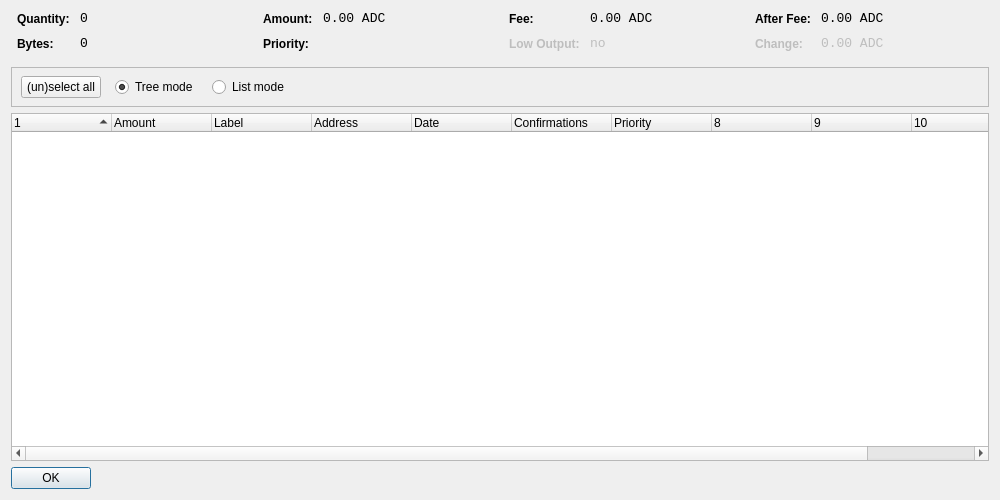
Qt form src/qt/forms/coincontroldialog.ui (aurovine/AudioCoin) before a commit.
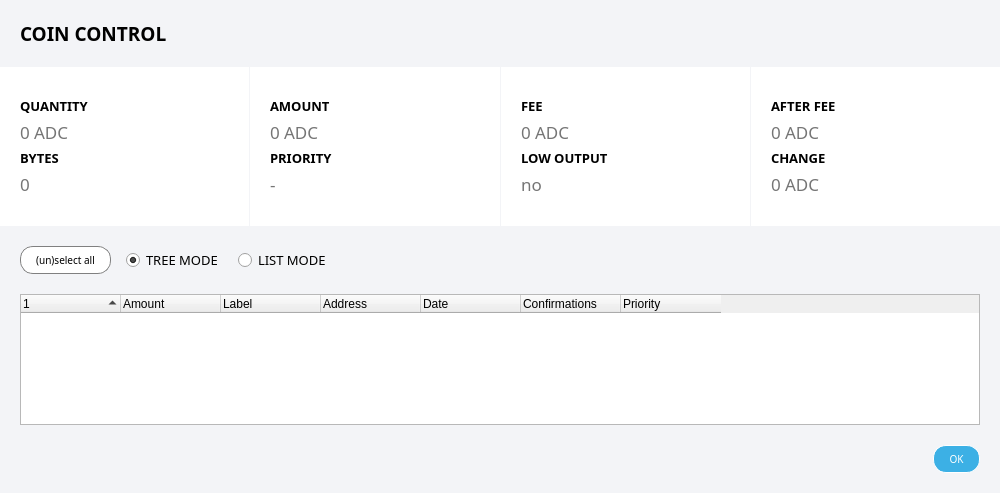
The same form after that commit. Custom widgets are drawn as their Qt base class.

Patch:
```diff
--- a/src/qt/forms/coincontroldialog.ui
+++ b/src/qt/forms/coincontroldialog.ui
@@ -7,51 +7,198 @@
     <x>0</x>
     <y>0</y>
     <width>1000</width>
-    <height>500</height>
+    <height>493</height>
    </rect>
   </property>
   <property name="windowTitle">
    <string>Coin Control</string>
   </property>
+  <property name="styleSheet">
+   <string notr="true">#CoinControlDialog { background-color: #f3f4f7; }
+
+#buttonWidget { background-color: #f3f4f7; }
+
+QPushButton { font-family: 'Montserrat'; text-transform: uppercase; font-size: 10px; border: 1px solid gray; padding: 0px 15px; border-radius: 13px; min-height: 26px; max-height: 26px; background-color: white; }
+
+QPushButton:hover, QPushButton:pressed { background-color: #1c99d2; color: white; }
+QPushButton:disabled { background-color: white; color: gray; }</string>
+  </property>
   <layout class="QVBoxLayout" name="verticalLayout">
+   <property name="spacing">
+    <number>0</number>
+   </property>
+   <property name="leftMargin">
+    <number>0</number>
+   </property>
+   <property name="topMargin">
+    <number>0</number>
+   </property>
+   <property name="rightMargin">
+    <number>0</number>
+   </property>
+   <property name="bottomMargin">
+    <number>0</number>
+   </property>
    <item>
-    <layout class="QHBoxLayout" name="horizontalLayoutTop" stretch="0,0,0,0">
+    <widget class="QWidget" name="header" native="true">
+     <property name="styleSheet">
+      <string notr="true">QWidget { background-color: #f3f4f7; }</string>
+     </property>
+     <layout class="QVBoxLayout" name="headerLayout">
+      <property name="spacing">
+       <number>0</number>
+      </property>
+      <property name="leftMargin">
+       <number>0</number>
+      </property>
      <property name="topMargin">
       <number>0</number>
      </property>
+      <property name="rightMargin">
+       <number>0</number>
+      </property>
      <property name="bottomMargin">
-      <number>10</number>
+       <number>0</number>
      </property>
      <item>
+       <widget class="QWidget" name="title" native="true">
+        <layout class="QHBoxLayout" name="horizontalLayout">
+         <property name="leftMargin">
+          <number>20</number>
+         </property>
+         <property name="topMargin">
+          <number>20</number>
+         </property>
+         <property name="rightMargin">
+          <number>20</number>
+         </property>
+         <property name="bottomMargin">
+          <number>20</number>
+         </property>
+         <item>
+          <widget class="QLabel" name="label">
+           <property name="font">
+            <font>
+             <family>Montserrat</family>
+             <pointsize>14</pointsize>
+             <weight>75</weight>
+             <bold>true</bold>
+            </font>
+           </property>
+           <property name="text">
+            <string>COIN CONTROL</string>
+           </property>
+          </widget>
+         </item>
+         <item>
+          <spacer name="titleSpacer">
+           <property name="orientation">
+            <enum>Qt::Horizontal</enum>
+           </property>
+           <property name="sizeHint" stdset="0">
+            <size>
+             <width>40</width>
+             <height>10</height>
+            </size>
+           </property>
+          </spacer>
+         </item>
+        </layout>
+       </widget>
+      </item>
+      <item>
+       <widget class="QWidget" name="widget" native="true">
+        <property name="styleSheet">
+         <string notr="true"/>
+        </property>
+        <layout class="QHBoxLayout" name="horizontalLayoutTop" stretch="1,1,1,1">
+         <property name="spacing">
+          <number>1</number>
+         </property>
+         <property name="leftMargin">
+          <number>0</number>
+         </property>
+         <property name="topMargin">
+          <number>0</number>
+         </property>
+         <property name="rightMargin">
+          <number>0</number>
+         </property>
+         <property name="bottomMargin">
+          <number>0</number>
+         </property>
+         <item>
+          <widget class="QWidget" name="coinControl_1" native="true">
+           <property name="styleSheet">
+            <string notr="true">background-color: white;</string>
+           </property>
       <layout class="QFormLayout" name="formLayoutCoinControl1">
+            <property name="labelAlignment">
+             <set>Qt::AlignLeading|Qt::AlignLeft|Qt::AlignVCenter</set>
+            </property>
+            <property name="formAlignment">
+             <set>Qt::AlignLeading|Qt::AlignLeft|Qt::AlignTop</set>
+            </property>
        <property name="horizontalSpacing">
-        <number>10</number>
+             <number>-1</number>
        </property>
        <property name="verticalSpacing">
-        <number>10</number>
+             <number>5</number>
        </property>
        <property name="leftMargin">
-        <number>6</number>
+             <number>20</number>
+            </property>
+            <property name="topMargin">
+             <number>30</number>
        </property>
        <property name="rightMargin">
-        <number>6</number>
-       </property>
+             <number>20</number>
+            </property>
+            <property name="bottomMargin">
+             <number>30</number>
+            </property>
+            <item row="2" column="0">
+             <widget class="QLabel" name="labelCoinControlBytesText">
+              <property name="font">
+               <font>
+                <family>Montserrat</family>
+                <pointsize>10</pointsize>
+                <weight>75</weight>
+                <bold>true</bold>
+               </font>
+              </property>
+              <property name="styleSheet">
+               <string notr="true">font-weight:bold;</string>
+              </property>
+              <property name="text">
+               <string>BYTES</string>
+              </property>
+             </widget>
+            </item>
        <item row="0" column="0">
         <widget class="QLabel" name="labelCoinControlQuantityText">
+              <property name="font">
+               <font>
+                <family>Montserrat</family>
+                <pointsize>10</pointsize>
+                <weight>75</weight>
+                <bold>true</bold>
+               </font>
+              </property>
          <property name="styleSheet">
           <string notr="true">font-weight:bold;</string>
          </property>
          <property name="text">
-          <string>Quantity:</string>
+               <string>QUANTITY</string>
          </property>
         </widget>
        </item>
-       <item row="0" column="1">
+            <item row="1" column="0">
         <widget class="QLabel" name="labelCoinControlQuantity">
          <property name="font">
           <font>
-           <family>Monospace</family>
-           <pointsize>10</pointsize>
+                <family>Montserrat</family>
+                <pointsize>13</pointsize>
           </font>
          </property>
          <property name="cursor">
@@ -60,30 +207,23 @@
          <property name="contextMenuPolicy">
           <enum>Qt::ActionsContextMenu</enum>
          </property>
+              <property name="styleSheet">
+               <string notr="true">color: #757575;</string>
+              </property>
          <property name="text">
-          <string notr="true">0</string>
+               <string notr="true">0 ADC</string>
          </property>
          <property name="textInteractionFlags">
           <set>Qt::LinksAccessibleByMouse|Qt::TextSelectableByKeyboard|Qt::TextSelectableByMouse</set>
          </property>
         </widget>
        </item>
-       <item row="1" column="0">
-        <widget class="QLabel" name="labelCoinControlBytesText">
-         <property name="styleSheet">
-          <string notr="true">font-weight:bold;</string>
-         </property>
-         <property name="text">
-          <string>Bytes:</string>
-         </property>
-        </widget>
-       </item>
-       <item row="1" column="1">
+            <item row="3" column="0">
         <widget class="QLabel" name="labelCoinControlBytes">
          <property name="font">
           <font>
-           <family>Monospace</family>
-           <pointsize>10</pointsize>
+                <family>Montserrat</family>
+                <pointsize>13</pointsize>
           </font>
          </property>
          <property name="cursor">
@@ -92,6 +232,9 @@
          <property name="contextMenuPolicy">
           <enum>Qt::ActionsContextMenu</enum>
          </property>
+              <property name="styleSheet">
+               <string notr="true">color: #757575;</string>
+              </property>
          <property name="text">
           <string notr="true">0</string>
          </property>
@@ -101,37 +244,80 @@
         </widget>
        </item>
       </layout>
+          </widget>
      </item>
      <item>
+          <widget class="QWidget" name="coinControl_2" native="true">
+           <property name="styleSheet">
+            <string notr="true">background-color: white;</string>
+           </property>
       <layout class="QFormLayout" name="formLayoutCoinControl2">
+            <property name="labelAlignment">
+             <set>Qt::AlignLeading|Qt::AlignLeft|Qt::AlignVCenter</set>
+            </property>
+            <property name="formAlignment">
+             <set>Qt::AlignLeading|Qt::AlignLeft|Qt::AlignTop</set>
+            </property>
        <property name="horizontalSpacing">
-        <number>10</number>
+             <number>-1</number>
        </property>
        <property name="verticalSpacing">
-        <number>10</number>
+             <number>5</number>
        </property>
        <property name="leftMargin">
-        <number>6</number>
+             <number>20</number>
+            </property>
+            <property name="topMargin">
+             <number>30</number>
        </property>
        <property name="rightMargin">
-        <number>6</number>
-       </property>
+             <number>20</number>
+            </property>
+            <property name="bottomMargin">
+             <number>30</number>
+            </property>
+            <item row="2" column="0">
+             <widget class="QLabel" name="labelCoinControlPriorityText">
+              <property name="font">
+               <font>
+                <family>Montserrat</family>
+                <pointsize>10</pointsize>
+                <weight>75</weight>
+                <bold>true</bold>
+               </font>
+              </property>
+              <property name="styleSheet">
+               <string notr="true">font-weight:bold;</string>
+              </property>
+              <property name="text">
+               <string>PRIORITY</string>
+              </property>
+             </widget>
+            </item>
        <item row="0" column="0">
         <widget class="QLabel" name="labelCoinControlAmountText">
+              <property name="font">
+               <font>
+                <family>Montserrat</family>
+                <pointsize>10</pointsize>
+                <weight>75</weight>
+                <bold>true</bold>
+               </font>
+              </property>
          <property name="styleSheet">
           <string notr="true">font-weight:bold;</string>
          </property>
          <property name="text">
-          <string>Amount:</string>
+               <string>AMOUNT</string>
          </property>
         </widget>
        </item>
-       <item row="0" column="1">
+            <item row="1" column="0">
         <widget class="QLabel" name="labelCoinControlAmount">
          <property name="font">
           <font>
-           <family>Monospace</family>
-           <pointsize>10</pointsize>
+                <family>Montserrat</family>
+                <pointsize>13</pointsize>
           </font>
          </property>
          <property name="cursor">
@@ -140,30 +326,23 @@
          <property name="contextMenuPolicy">
           <enum>Qt::ActionsContextMenu</enum>
          </property>
+              <property name="styleSheet">
+               <string notr="true">color: #757575;</string>
+              </property>
          <property name="text">
-          <string notr="true">0.00 ADC</string>
+               <string notr="true">0 ADC</string>
          </property>
          <property name="textInteractionFlags">
           <set>Qt::LinksAccessibleByMouse|Qt::TextSelectableByKeyboard|Qt::TextSelectableByMouse</set>
          </property>
         </widget>
        </item>
-       <item row="1" column="0">
-        <widget class="QLabel" name="labelCoinControlPriorityText">
-         <property name="styleSheet">
-          <string notr="true">font-weight:bold;</string>
-         </property>
-         <property name="text">
-          <string>Priority:</string>
-         </property>
-        </widget>
-       </item>
-       <item row="1" column="1">
+            <item row="3" column="0">
         <widget class="QLabel" name="labelCoinControlPriority">
          <property name="font">
           <font>
-           <family>Monospace</family>
-           <pointsize>10</pointsize>
+                <family>Montserrat</family>
+                <pointsize>13</pointsize>
           </font>
          </property>
          <property name="cursor">
@@ -172,8 +351,11 @@
          <property name="contextMenuPolicy">
           <enum>Qt::ActionsContextMenu</enum>
          </property>
+              <property name="styleSheet">
+               <string notr="true">color: #757575;</string>
+              </property>
          <property name="text">
-          <string/>
+               <string>-</string>
          </property>
          <property name="textInteractionFlags">
           <set>Qt::LinksAccessibleByMouse|Qt::TextSelectableByKeyboard|Qt::TextSelectableByMouse</set>
@@ -181,75 +363,111 @@
         </widget>
        </item>
       </layout>
+          </widget>
      </item>
      <item>
+          <widget class="QWidget" name="coinControl_3" native="true">
+           <property name="styleSheet">
+            <string notr="true">background-color: white;</string>
+           </property>
       <layout class="QFormLayout" name="formLayoutCoinControl3">
+            <property name="labelAlignment">
+             <set>Qt::AlignLeading|Qt::AlignLeft|Qt::AlignVCenter</set>
+            </property>
+            <property name="formAlignment">
+             <set>Qt::AlignLeading|Qt::AlignLeft|Qt::AlignTop</set>
+            </property>
        <property name="horizontalSpacing">
-        <number>10</number>
+             <number>-1</number>
        </property>
        <property name="verticalSpacing">
-        <number>10</number>
+             <number>5</number>
        </property>
        <property name="leftMargin">
-        <number>6</number>
+             <number>20</number>
+            </property>
+            <property name="topMargin">
+             <number>30</number>
        </property>
        <property name="rightMargin">
-        <number>6</number>
+             <number>20</number>
+            </property>
+            <property name="bottomMargin">
+             <number>30</number>
        </property>
        <item row="0" column="0">
         <widget class="QLabel" name="labelCoinControlFeeText">
-         <property name="styleSheet">
-          <string notr="true">font-weight:bold;</string>
-         </property>
-         <property name="text">
-          <string>Fee:</string>
-         </property>
-        </widget>
-       </item>
-       <item row="0" column="1">
-        <widget class="QLabel" name="labelCoinControlFee">
          <property name="font">
           <font>
-           <family>Monospace</family>
+                <family>Montserrat</family>
            <pointsize>10</pointsize>
-          </font>
-         </property>
-         <property name="cursor">
-          <cursorShape>IBeamCursor</cursorShape>
-         </property>
-         <property name="contextMenuPolicy">
-          <enum>Qt::ActionsContextMenu</enum>
+                <weight>75</weight>
+                <bold>true</bold>
+               </font>
+              </property>
+              <property name="styleSheet">
+               <string notr="true">font-weight:bold;</string>
          </property>
          <property name="text">
-          <string notr="true">0.00 ADC</string>
-         </property>
-         <property name="textInteractionFlags">
-          <set>Qt::LinksAccessibleByMouse|Qt::TextSelectableByKeyboard|Qt::TextSelectableByMouse</set>
+               <string>FEE</string>
          </property>
         </widget>
        </item>
-       <item row="1" column="0">
+            <item row="2" column="0">
         <widget class="QLabel" name="labelCoinControlLowOutputText">
          <property name="enabled">
-          <bool>false</bool>
+               <bool>true</bool>
+              </property>
+              <property name="font">
+               <font>
+                <family>Montserrat</family>
+                <pointsize>10</pointsize>
+                <weight>75</weight>
+                <bold>true</bold>
+               </font>
          </property>
          <property name="styleSheet">
           <string notr="true">font-weight:bold;</string>
          </property>
          <property name="text">
-          <string>Low Output:</string>
+               <string>LOW OUTPUT</string>
          </property>
         </widget>
        </item>
-       <item row="1" column="1">
+            <item row="1" column="0">
+             <widget class="QLabel" name="labelCoinControlFee">
+              <property name="font">
+               <font>
+                <family>Montserrat</family>
+                <pointsize>13</pointsize>
+               </font>
+              </property>
+              <property name="cursor">
+               <cursorShape>IBeamCursor</cursorShape>
+              </property>
+              <property name="contextMenuPolicy">
+               <enum>Qt::ActionsContextMenu</enum>
+              </property>
+              <property name="styleSheet">
+               <string notr="true">color: #757575;</string>
+              </property>
+              <property name="text">
+               <string notr="true">0 ADC</string>
+              </property>
+              <property name="textInteractionFlags">
+               <set>Qt::LinksAccessibleByMouse|Qt::TextSelectableByKeyboard|Qt::TextSelectableByMouse</set>
+              </property>
+             </widget>
+            </item>
+            <item row="3" column="0">
         <widget class="QLabel" name="labelCoinControlLowOutput">
          <property name="enabled">
-          <bool>false</bool>
+               <bool>true</bool>
          </property>
          <property name="font">
           <font>
-           <family>Monospace</family>
-           <pointsize>10</pointsize>
+                <family>Montserrat</family>
+                <pointsize>13</pointsize>
           </font>
          </property>
          <property name="cursor">
@@ -258,6 +476,9 @@
          <property name="contextMenuPolicy">
           <enum>Qt::ActionsContextMenu</enum>
          </property>
+              <property name="styleSheet">
+               <string notr="true">color: #757575;</string>
+              </property>
          <property name="text">
           <string notr="true">no</string>
          </property>
@@ -267,37 +488,62 @@
         </widget>
        </item>
       </layout>
+          </widget>
      </item>
      <item>
+          <widget class="QWidget" name="coinControl_4" native="true">
+           <property name="styleSheet">
+            <string notr="true">background-color: white;</string>
+           </property>
       <layout class="QFormLayout" name="formLayoutCoinControl4">
+            <property name="labelAlignment">
+             <set>Qt::AlignLeading|Qt::AlignLeft|Qt::AlignVCenter</set>
+            </property>
+            <property name="formAlignment">
+             <set>Qt::AlignLeading|Qt::AlignLeft|Qt::AlignTop</set>
+            </property>
        <property name="horizontalSpacing">
-        <number>10</number>
+             <number>-1</number>
        </property>
        <property name="verticalSpacing">
-        <number>10</number>
+             <number>5</number>
        </property>
        <property name="leftMargin">
-        <number>6</number>
+             <number>20</number>
+            </property>
+            <property name="topMargin">
+             <number>30</number>
        </property>
        <property name="rightMargin">
-        <number>6</number>
+             <number>20</number>
+            </property>
+            <property name="bottomMargin">
+             <number>30</number>
        </property>
        <item row="0" column="0">
         <widget class="QLabel" name="labelCoinControlAfterFeeText">
+              <property name="font">
+               <font>
+                <family>Montserrat</family>
+                <pointsize>10</pointsize>
+                <weight>75</weight>
+                <bold>true</bold>
+               </font>
+              </property>
          <property name="styleSheet">
           <string notr="true">font-weight:bold;</string>
          </property>
          <property name="text">
-          <string>After Fee:</string>
+               <string>AFTER FEE</string>
          </property>
         </widget>
        </item>
-       <item row="0" column="1">
+            <item row="1" column="0">
         <widget class="QLabel" name="labelCoinControlAfterFee">
          <property name="font">
           <font>
-           <family>Monospace</family>
-           <pointsize>10</pointsize>
+                <family>Montserrat</family>
+                <pointsize>13</pointsize>
           </font>
          </property>
          <property name="cursor">
@@ -306,36 +552,47 @@
          <property name="contextMenuPolicy">
           <enum>Qt::ActionsContextMenu</enum>
          </property>
+              <property name="styleSheet">
+               <string notr="true">color: #757575;</string>
+              </property>
          <property name="text">
-          <string notr="true">0.00 ADC</string>
+               <string notr="true">0 ADC</string>
          </property>
          <property name="textInteractionFlags">
           <set>Qt::LinksAccessibleByMouse|Qt::TextSelectableByKeyboard|Qt::TextSelectableByMouse</set>
          </property>
         </widget>
        </item>
-       <item row="1" column="0">
+            <item row="2" column="0">
         <widget class="QLabel" name="labelCoinControlChangeText">
          <property name="enabled">
-          <bool>false</bool>
+               <bool>true</bool>
+              </property>
+              <property name="font">
+               <font>
+                <family>Montserrat</family>
+                <pointsize>10</pointsize>
+                <weight>75</weight>
+                <bold>true</bold>
+               </font>
          </property>
          <property name="styleSheet">
           <string notr="true">font-weight:bold;</string>
          </property>
          <property name="text">
-          <string>Change:</string>
+               <string>CHANGE</string>
          </property>
         </widget>
        </item>
-       <item row="1" column="1">
+            <item row="3" column="0">
         <widget class="QLabel" name="labelCoinControlChange">
          <property name="enabled">
-          <bool>false</bool>
+               <bool>true</bool>
          </property>
          <property name="font">
           <font>
-           <family>Monospace</family>
-           <pointsize>10</pointsize>
+                <family>Montserrat</family>
+                <pointsize>13</pointsize>
           </font>
          </property>
          <property name="cursor">
@@ -344,8 +601,11 @@
          <property name="contextMenuPolicy">
           <enum>Qt::ActionsContextMenu</enum>
          </property>
+              <property name="styleSheet">
+               <string notr="true">color: #757575;</string>
+              </property>
          <property name="text">
-          <string notr="true">0.00 ADC</string>
+               <string notr="true">0 ADC</string>
          </property>
          <property name="textInteractionFlags">
           <set>Qt::LinksAccessibleByMouse|Qt::TextSelectableByKeyboard|Qt::TextSelectableByMouse</set>
@@ -353,35 +613,34 @@
         </widget>
        </item>
       </layout>
-     </item>
-    </layout>
+          </widget>
+         </item>
+        </layout>
+       </widget>
+      </item>
+     </layout>
+    </widget>
    </item>
    <item>
-    <widget class="QFrame" name="frame">
-     <property name="minimumSize">
-      <size>
-       <width>0</width>
-       <height>40</height>
-      </size>
+    <widget class="QWidget" name="selectWidget" native="true">
+     <property name="styleSheet">
+      <string notr="true"/>
      </property>
-     <property name="frameShape">
-      <enum>QFrame::StyledPanel</enum>
-     </property>
-     <property name="frameShadow">
-      <enum>QFrame::Sunken</enum>
-     </property>
-     <widget class="QWidget" name="horizontalLayoutWidget">
-      <property name="geometry">
-       <rect>
-        <x>10</x>
-        <y>0</y>
-        <width>781</width>
-        <height>41</height>
-       </rect>
-      </property>
-      <layout class="QHBoxLayout" name="horizontalLayoutPanel" stretch="0,0,0,0,0">
+     <layout class="QHBoxLayout" name="selectWidgetLayout" stretch="0,0,0,0">
        <property name="spacing">
-        <number>14</number>
+       <number>15</number>
+      </property>
+      <property name="leftMargin">
+       <number>20</number>
+      </property>
+      <property name="topMargin">
+       <number>20</number>
+      </property>
+      <property name="rightMargin">
+       <number>20</number>
+      </property>
+      <property name="bottomMargin">
+       <number>20</number>
        </property>
        <item>
         <widget class="QPushButton" name="pushButtonSelectAll">
@@ -391,6 +650,12 @@
            <verstretch>0</verstretch>
           </sizepolicy>
          </property>
+        <property name="font">
+         <font>
+          <family>Montserrat</family>
+          <pointsize>-1</pointsize>
+         </font>
+        </property>
          <property name="text">
           <string>(un)select all</string>
          </property>
@@ -404,8 +669,14 @@
            <verstretch>0</verstretch>
           </sizepolicy>
          </property>
+        <property name="font">
+         <font>
+          <family>Montserrat</family>
+          <pointsize>10</pointsize>
+         </font>
+        </property>
          <property name="text">
-          <string>Tree mode</string>
+         <string>TREE MODE</string>
          </property>
          <property name="checked">
           <bool>true</bool>
@@ -420,8 +691,14 @@
            <verstretch>0</verstretch>
           </sizepolicy>
          </property>
+        <property name="font">
+         <font>
+          <family>Montserrat</family>
+          <pointsize>10</pointsize>
+         </font>
+        </property>
          <property name="text">
-          <string>List mode</string>
+         <string>LIST MODE</string>
          </property>
         </widget>
        </item>
@@ -433,26 +710,56 @@
          <property name="sizeHint" stdset="0">
           <size>
            <width>40</width>
-           <height>20</height>
+          <height>10</height>
           </size>
          </property>
         </spacer>
        </item>
       </layout>
      </widget>
-    </widget>
    </item>
+   <item>
+    <widget class="QWidget" name="horizontalWidget" native="true">
+     <layout class="QHBoxLayout" name="horizontalLayout_2">
+      <property name="leftMargin">
+       <number>20</number>
+      </property>
+      <property name="topMargin">
+       <number>0</number>
+      </property>
+      <property name="rightMargin">
+       <number>20</number>
+      </property>
+      <property name="bottomMargin">
+       <number>0</number>
+      </property>
    <item>
     <widget class="CoinControlTreeWidget" name="treeWidget">
+        <property name="font">
+         <font>
+          <family>Montserrat</family>
+          <pointsize>10</pointsize>
+          <weight>50</weight>
+          <bold>false</bold>
+         </font>
+        </property>
      <property name="contextMenuPolicy">
       <enum>Qt::CustomContextMenu</enum>
      </property>
+        <property name="styleSheet">
+         <string notr="true">CoinControlTreeWidgetItem {
+	font-family: &quot;Montserrat&quot;;
+}</string>
+        </property>
      <property name="sortingEnabled">
       <bool>false</bool>
      </property>
      <property name="columnCount">
-      <number>11</number>
-     </property>
+         <number>7</number>
+        </property>
+        <attribute name="headerMinimumSectionSize">
+         <number>30</number>
+        </attribute>
      <attribute name="headerShowSortIndicator" stdset="0">
       <bool>true</bool>
      </attribute>
@@ -494,45 +801,79 @@
      </column>
      <column>
       <property name="text">
-       <string>Priority</string>
-      </property>
-     </column>
-     <column>
-      <property name="text">
-       <string/>
-      </property>
-     </column>
-     <column>
-      <property name="text">
-       <string/>
-      </property>
-     </column>
-     <column>
-      <property name="text">
-       <string/>
-      </property>
-     </column>
-     <column>
-      <property name="text">
-       <string/>
-      </property>
-     </column>
-    </widget>
+          <string notr="true">Priority</string>
+         </property>
+        </column>
+       </widget>
+      </item>
+     </layout>
+    </widget>
+   </item>
+   <item>
+    <spacer name="verticalSpacer">
+     <property name="orientation">
+      <enum>Qt::Vertical</enum>
+     </property>
+     <property name="sizeHint" stdset="0">
+      <size>
+       <width>20</width>
+       <height>0</height>
+      </size>
+     </property>
+    </spacer>
    </item>
    <item>
-    <widget class="QDialogButtonBox" name="buttonBox">
-     <property name="sizePolicy">
-      <sizepolicy hsizetype="Maximum" vsizetype="Fixed">
-       <horstretch>0</horstretch>
-       <verstretch>0</verstretch>
-      </sizepolicy>
+    <widget class="QWidget" name="buttonWidget" native="true">
+     <property name="styleSheet">
+      <string notr="true"/>
      </property>
+     <layout class="QHBoxLayout" name="horizontalLayout_3">
+      <property name="leftMargin">
+       <number>20</number>
+      </property>
+      <property name="topMargin">
+       <number>20</number>
+      </property>
+      <property name="rightMargin">
+       <number>20</number>
+      </property>
+      <property name="bottomMargin">
+       <number>20</number>
+      </property>
+      <item>
+       <spacer name="horizontalSpacer_2">
      <property name="orientation">
       <enum>Qt::Horizontal</enum>
      </property>
-     <property name="standardButtons">
-      <set>QDialogButtonBox::Ok</set>
-     </property>
+        <property name="sizeHint" stdset="0">
+         <size>
+          <width>40</width>
+          <height>20</height>
+         </size>
+        </property>
+       </spacer>
+      </item>
+      <item>
+       <widget class="QPushButton" name="confirmButton">
+        <property name="font">
+         <font>
+          <family>Montserrat</family>
+          <pointsize>-1</pointsize>
+         </font>
+        </property>
+        <property name="styleSheet">
+         <string notr="true">#confirmButton { background-color: #3cb0e5; color: white; border: 1px solid white; }
+#confirmButton:hover, #confirmButton:pressed { background-color: #1c99d2; }</string>
+        </property>
+        <property name="text">
+         <string>OK</string>
+        </property>
+        <property name="default">
+         <bool>true</bool>
+        </property>
+       </widget>
+      </item>
+     </layout>
     </widget>
    </item>
   </layout>
```
Lines whose indentation alone changed are shown as unchanged.
